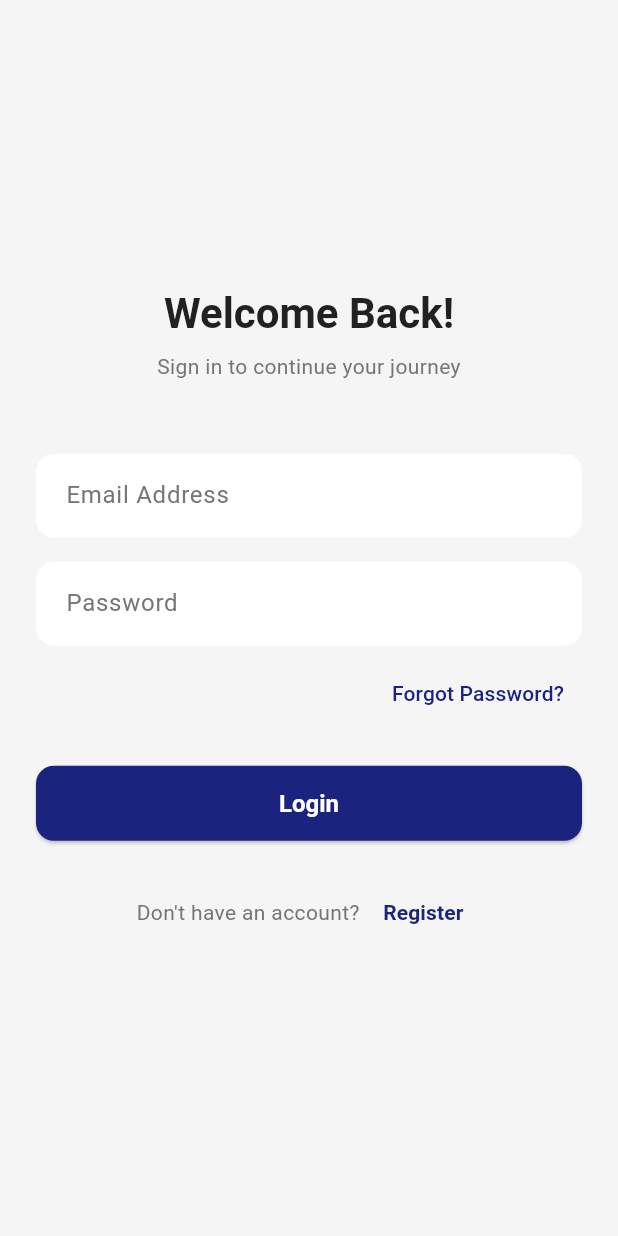
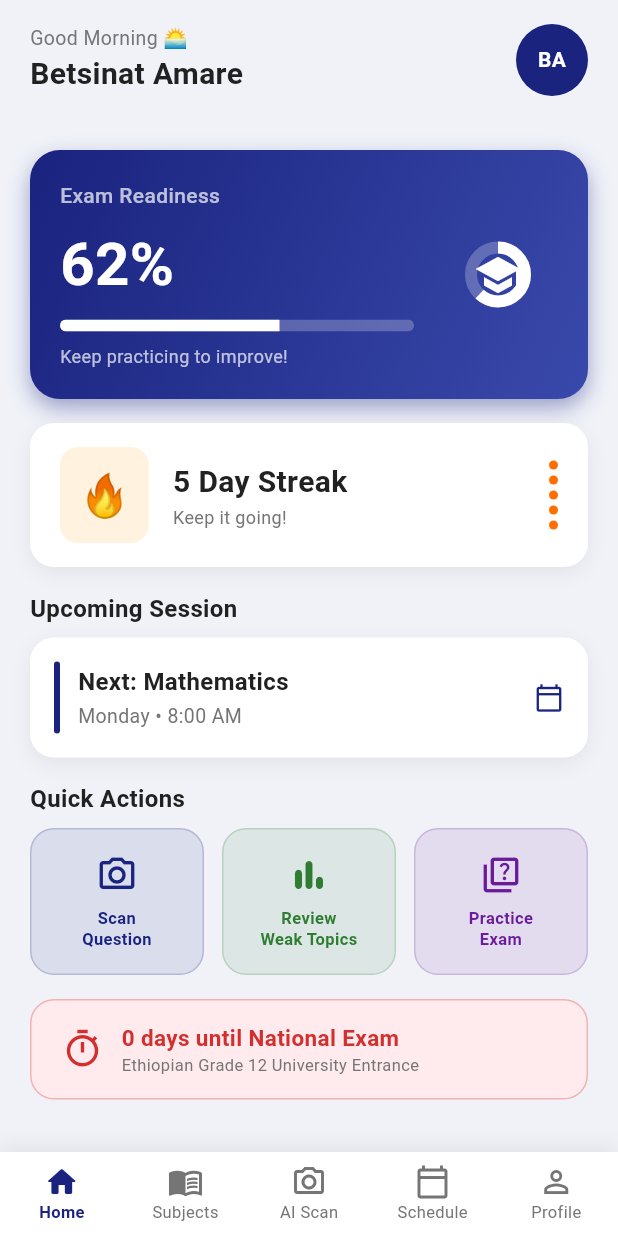
Before and after one commit to betsinat-amare/Ethio-Exam-AI, a Flutter app: the screen it shows after launch, after a tap on "Login", on a phone screen of 412 x 824 dp. Run offline on Flutter 3.47's test engine with Material 3 defaults, Android fonts, the phone set to English and light mode, and no system bars.

Commit message:
feat: Add Dashboard with bottom nav, schedule provider, exam readiness, daily streak, countdown

```diff
--- /dev/null
+++ b/ethio_exam_ai_frontend/lib/core/providers/schedule_provider.dart
@@ -0,0 +1,62 @@
+import 'package:flutter/material.dart';
+
+class ScheduleEntry {
+  final String subject;
+  final TimeOfDay time;
+  final String day;
+  final Color color;
+
+  ScheduleEntry({
+    required this.subject,
+    required this.time,
+    required this.day,
+    required this.color,
+  });
+
+  String get formattedTime {
+    final hour = time.hour > 12 ? time.hour - 12 : time.hour == 0 ? 12 : time.hour;
+    final minute = time.minute.toString().padLeft(2, '0');
+    final period = time.hour >= 12 ? 'PM' : 'AM';
+    return '$hour:$minute $period';
+  }
+}
+
+class ScheduleProvider extends ChangeNotifier {
+  final List<ScheduleEntry> _entries = [
+    ScheduleEntry(
+      subject: 'Mathematics',
+      time: const TimeOfDay(hour: 8, minute: 0),
+      day: 'Monday',
+      color: const Color(0xFF1A237E),
+    ),
+    ScheduleEntry(
+      subject: 'Physics',
+      time: const TimeOfDay(hour: 10, minute: 30),
+      day: 'Tuesday',
+      color: const Color(0xFF2E7D32),
+    ),
+    ScheduleEntry(
+      subject: 'Biology',
+      time: const TimeOfDay(hour: 14, minute: 0),
+      day: 'Wednesday',
+      color: const Color(0xFF6A1B9A),
+    ),
+  ];
+
+  List<ScheduleEntry> get entries => List.unmodifiable(_entries);
+
+  ScheduleEntry? get nextEntry {
+    if (_entries.isEmpty) return null;
+    return _entries.first;
+  }
+
+  void addEntry(ScheduleEntry entry) {
+    _entries.add(entry);
+    notifyListeners();
+  }
+
+  void removeEntry(int index) {
+    _entries.removeAt(index);
+    notifyListeners();
+  }
+}
--- a/ethio_exam_ai_frontend/lib/features/auth/presentation/pages/login_screen.dart
+++ b/ethio_exam_ai_frontend/lib/features/auth/presentation/pages/login_screen.dart
@@ -63,7 +63,9 @@ class _LoginScreenState extends State<LoginScreen> {
               ),
               const SizedBox(height: 24),
               ElevatedButton(
-                onPressed: () {},
+                onPressed: () {
+                  Navigator.pushReplacementNamed(context, '/home');
+                },
                 child: const Text('Login'),
               ),
               const SizedBox(height: 24),
--- /dev/null
+++ b/ethio_exam_ai_frontend/lib/features/dashboard/presentation/pages/dashboard_screen.dart
@@ -0,0 +1,192 @@
+import 'package:flutter/material.dart';
+import '../../../../core/theme/app_colors.dart';
+import '../widgets/dashboard_widgets.dart';
+
+class DashboardScreen extends StatelessWidget {
+  const DashboardScreen({super.key});
+
+  @override
+  Widget build(BuildContext context) {
+    return Scaffold(
+      backgroundColor: const Color(0xFFF0F2F8),
+      body: SafeArea(
+        child: CustomScrollView(
+          slivers: [
+            _buildAppBar(context),
+            SliverPadding(
+              padding: const EdgeInsets.symmetric(horizontal: 20),
+              sliver: SliverList(
+                delegate: SliverChildListDelegate([
+                  const SizedBox(height: 20),
+                  const ExamReadinessWidget(progress: 0.62),
+                  const SizedBox(height: 16),
+                  const DailyStreakCard(streak: 5),
+                  const SizedBox(height: 16),
+                  _buildSectionTitle('Upcoming Session'),
+                  const SizedBox(height: 8),
+                  const UpcomingScheduleCard(),
+                  const SizedBox(height: 16),
+                  _buildSectionTitle('Quick Actions'),
+                  const SizedBox(height: 8),
+                  _buildQuickActions(context),
+                  const SizedBox(height: 16),
+                  const ExamCountdownCard(),
+                  const SizedBox(height: 24),
+                ]),
+              ),
+            ),
+          ],
+        ),
+      ),
+    );
+  }
+
+  Widget _buildAppBar(BuildContext context) {
+    return SliverAppBar(
+      floating: true,
+      backgroundColor: const Color(0xFFF0F2F8),
+      elevation: 0,
+      expandedHeight: 80,
+      flexibleSpace: FlexibleSpaceBar(
+        background: Padding(
+          padding: const EdgeInsets.symmetric(horizontal: 20, vertical: 12),
+          child: Row(
+            children: [
+              Column(
+                mainAxisAlignment: MainAxisAlignment.center,
+                crossAxisAlignment: CrossAxisAlignment.start,
+                children: [
+                  Text(
+                    _greeting(),
+                    style: const TextStyle(
+                      color: AppColors.textSecondary,
+                      fontSize: 13,
+                    ),
+                  ),
+                  const Text(
+                    'Betsinat Amare',
+                    style: TextStyle(
+                      color: AppColors.textPrimary,
+                      fontSize: 20,
+                      fontWeight: FontWeight.bold,
+                    ),
+                  ),
+                ],
+              ),
+              const Spacer(),
+              CircleAvatar(
+                radius: 24,
+                backgroundColor: AppColors.academicBlue,
+                child: const Text(
+                  'BA',
+                  style: TextStyle(
+                    color: Colors.white,
+                    fontWeight: FontWeight.bold,
+                    fontSize: 14,
+                  ),
+                ),
+              ),
+            ],
+          ),
+        ),
+      ),
+    );
+  }
+
+  Widget _buildSectionTitle(String title) {
+    return Text(
+      title,
+      style: const TextStyle(
+        fontSize: 16,
+        fontWeight: FontWeight.bold,
+        color: AppColors.textPrimary,
+      ),
+    );
+  }
+
+  Widget _buildQuickActions(BuildContext context) {
+    return Row(
+      children: [
+        Expanded(
+          child: _QuickActionButton(
+            icon: Icons.camera_alt_outlined,
+            label: 'Scan\nQuestion',
+            color: AppColors.academicBlue,
+            onTap: () {},
+          ),
+        ),
+        const SizedBox(width: 12),
+        Expanded(
+          child: _QuickActionButton(
+            icon: Icons.bar_chart_rounded,
+            label: 'Review\nWeak Topics',
+            color: AppColors.growthGreen,
+            onTap: () {},
+          ),
+        ),
+        const SizedBox(width: 12),
+        Expanded(
+          child: _QuickActionButton(
+            icon: Icons.quiz_outlined,
+            label: 'Practice\nExam',
+            color: const Color(0xFF6A1B9A),
+            onTap: () {},
+          ),
+        ),
+      ],
+    );
+  }
+
+  String _greeting() {
+    final hour = DateTime.now().hour;
+    if (hour < 12) return 'Good Morning 🌅';
+    if (hour < 17) return 'Good Afternoon ☀️';
+    return 'Good Evening 🌙';
+  }
+}
+
+class _QuickActionButton extends StatelessWidget {
+  final IconData icon;
+  final String label;
+  final Color color;
+  final VoidCallback onTap;
+
+  const _QuickActionButton({
+    required this.icon,
+    required this.label,
+    required this.color,
+    required this.onTap,
+  });
+
+  @override
+  Widget build(BuildContext context) {
+    return GestureDetector(
+      onTap: onTap,
+      child: Container(
+        padding: const EdgeInsets.symmetric(vertical: 16),
+        decoration: BoxDecoration(
+          color: color.withOpacity(0.1),
+          borderRadius: BorderRadius.circular(16),
+          border: Border.all(color: color.withOpacity(0.2)),
+        ),
+        child: Column(
+          mainAxisAlignment: MainAxisAlignment.center,
+          children: [
+            Icon(icon, color: color, size: 28),
+            const SizedBox(height: 8),
+            Text(
+              label,
+              textAlign: TextAlign.center,
+              style: TextStyle(
+                fontSize: 11,
+                fontWeight: FontWeight.bold,
+                color: color,
+                height: 1.3,
+              ),
+            ),
+          ],
+        ),
+      ),
+    );
+  }
+}
--- /dev/null
+++ b/ethio_exam_ai_frontend/lib/features/dashboard/presentation/widgets/dashboard_widgets.dart
@@ -0,0 +1,290 @@
+import 'package:flutter/material.dart';
+import '../../../../core/theme/app_colors.dart';
+import '../../../../core/providers/schedule_provider.dart';
+import 'package:provider/provider.dart';
+
+class ExamReadinessWidget extends StatelessWidget {
+  final double progress;
+  const ExamReadinessWidget({super.key, required this.progress});
+
+  @override
+  Widget build(BuildContext context) {
+    return Container(
+      padding: const EdgeInsets.all(20),
+      decoration: BoxDecoration(
+        gradient: const LinearGradient(
+          colors: [AppColors.academicBlue, Color(0xFF3949AB)],
+          begin: Alignment.topLeft,
+          end: Alignment.bottomRight,
+        ),
+        borderRadius: BorderRadius.circular(20),
+        boxShadow: [
+          BoxShadow(
+            color: AppColors.academicBlue.withOpacity(0.4),
+            blurRadius: 12,
+            offset: const Offset(0, 6),
+          )
+        ],
+      ),
+      child: Row(
+        children: [
+          Expanded(
+            child: Column(
+              crossAxisAlignment: CrossAxisAlignment.start,
+              children: [
+                const Text(
+                  'Exam Readiness',
+                  style: TextStyle(
+                    color: Colors.white70,
+                    fontSize: 14,
+                    fontWeight: FontWeight.w500,
+                  ),
+                ),
+                const SizedBox(height: 8),
+                Text(
+                  '${(progress * 100).toInt()}%',
+                  style: const TextStyle(
+                    color: Colors.white,
+                    fontSize: 40,
+                    fontWeight: FontWeight.bold,
+                  ),
+                ),
+                const SizedBox(height: 8),
+                ClipRRect(
+                  borderRadius: BorderRadius.circular(8),
+                  child: LinearProgressIndicator(
+                    value: progress,
+                    backgroundColor: Colors.white24,
+                    valueColor: const AlwaysStoppedAnimation<Color>(Colors.white),
+                    minHeight: 8,
+                  ),
+                ),
+                const SizedBox(height: 8),
+                const Text(
+                  'Keep practicing to improve!',
+                  style: TextStyle(color: Colors.white70, fontSize: 12),
+                ),
+              ],
+            ),
+          ),
+          const SizedBox(width: 16),
+          SizedBox(
+            width: 80,
+            height: 80,
+            child: Stack(
+              alignment: Alignment.center,
+              children: [
+                CircularProgressIndicator(
+                  value: progress,
+                  backgroundColor: Colors.white24,
+                  valueColor: const AlwaysStoppedAnimation<Color>(Colors.white),
+                  strokeWidth: 8,
+                ),
+                const Icon(Icons.school, color: Colors.white, size: 32),
+              ],
+            ),
+          ),
+        ],
+      ),
+    );
+  }
+}
+
+class DailyStreakCard extends StatelessWidget {
+  final int streak;
+  const DailyStreakCard({super.key, required this.streak});
+
+  @override
+  Widget build(BuildContext context) {
+    return Container(
+      padding: const EdgeInsets.symmetric(horizontal: 20, vertical: 16),
+      decoration: BoxDecoration(
+        color: Colors.white,
+        borderRadius: BorderRadius.circular(16),
+        boxShadow: [
+          BoxShadow(
+            color: Colors.black.withOpacity(0.06),
+            blurRadius: 10,
+            offset: const Offset(0, 4),
+          ),
+        ],
+      ),
+      child: Row(
+        children: [
+          Container(
+            padding: const EdgeInsets.all(12),
+            decoration: BoxDecoration(
+              color: const Color(0xFFFFF3E0),
+              borderRadius: BorderRadius.circular(12),
+            ),
+            child: const Text('🔥', style: TextStyle(fontSize: 28)),
+          ),
+          const SizedBox(width: 16),
+          Column(
+            crossAxisAlignment: CrossAxisAlignment.start,
+            children: [
+              Text(
+                '$streak Day Streak',
+                style: const TextStyle(
+                  fontSize: 20,
+                  fontWeight: FontWeight.bold,
+                  color: AppColors.textPrimary,
+                ),
+              ),
+              const Text(
+                'Keep it going!',
+                style: TextStyle(fontSize: 12, color: AppColors.textSecondary),
+              ),
+            ],
+          ),
+          const Spacer(),
+          Column(
+            children: List.generate(
+              5,
+              (i) => Container(
+                margin: const EdgeInsets.symmetric(vertical: 2),
+                height: 6,
+                width: 6,
+                decoration: BoxDecoration(
+                  shape: BoxShape.circle,
+                  color: i < streak.clamp(0, 5)
+                      ? const Color(0xFFFF6F00)
+                      : Colors.grey.shade200,
+                ),
+              ),
+            ),
+          ),
+        ],
+      ),
+    );
+  }
+}
+
+class UpcomingScheduleCard extends StatelessWidget {
+  const UpcomingScheduleCard({super.key});
+
+  @override
+  Widget build(BuildContext context) {
+    final scheduleProvider = context.watch<ScheduleProvider>();
+    final next = scheduleProvider.nextEntry;
+
+    return Container(
+      padding: const EdgeInsets.all(16),
+      decoration: BoxDecoration(
+        color: Colors.white,
+        borderRadius: BorderRadius.circular(16),
+        boxShadow: [
+          BoxShadow(
+            color: Colors.black.withOpacity(0.06),
+            blurRadius: 10,
+            offset: const Offset(0, 4),
+          ),
+        ],
+      ),
+      child: next == null
+          ? const Center(
+              child: Text(
+                'No schedule set. Go to Schedule tab!',
+                style: TextStyle(color: AppColors.textSecondary),
+              ),
+            )
+          : Row(
+              children: [
+                Container(
+                  width: 4,
+                  height: 48,
+                  decoration: BoxDecoration(
+                    color: next.color,
+                    borderRadius: BorderRadius.circular(4),
+                  ),
+                ),
+                const SizedBox(width: 12),
+                Expanded(
+                  child: Column(
+                    crossAxisAlignment: CrossAxisAlignment.start,
+                    children: [
+                      Text(
+                        'Next: ${next.subject}',
+                        style: const TextStyle(
+                          fontWeight: FontWeight.bold,
+                          fontSize: 16,
+                          color: AppColors.textPrimary,
+                        ),
+                      ),
+                      const SizedBox(height: 2),
+                      Text(
+                        '${next.day} • ${next.formattedTime}',
+                        style: const TextStyle(
+                          fontSize: 13,
+                          color: AppColors.textSecondary,
+                        ),
+                      ),
+                    ],
+                  ),
+                ),
+                const Icon(Icons.calendar_today_outlined,
+                    color: AppColors.academicBlue, size: 20),
+              ],
+            ),
+    );
+  }
+}
+
+class ExamCountdownCard extends StatelessWidget {
+  const ExamCountdownCard({super.key});
+
+  @override
+  Widget build(BuildContext context) {
+    final examDate = DateTime(2025, 7, 7);
+    final now = DateTime.now();
+    final diff = examDate.difference(now);
+    final days = diff.inDays.clamp(0, 9999);
+
+    return Container(
+      padding: const EdgeInsets.symmetric(horizontal: 20, vertical: 14),
+      decoration: BoxDecoration(
+        color: days < 30
+            ? const Color(0xFFFFEBEE)
+            : const Color(0xFFE8F5E9),
+        borderRadius: BorderRadius.circular(16),
+        border: Border.all(
+          color: days < 30
+              ? AppColors.error.withOpacity(0.3)
+              : AppColors.growthGreen.withOpacity(0.3),
+        ),
+      ),
+      child: Row(
+        children: [
+          Icon(
+            days < 30 ? Icons.timer_outlined : Icons.emoji_events_outlined,
+            color: days < 30 ? AppColors.error : AppColors.growthGreen,
+            size: 28,
+          ),
+          const SizedBox(width: 12),
+          Expanded(
+            child: Column(
+              crossAxisAlignment: CrossAxisAlignment.start,
+              children: [
+                Text(
+                  '$days days until National Exam',
+                  style: TextStyle(
+                    fontWeight: FontWeight.bold,
+                    fontSize: 15,
+                    color: days < 30 ? AppColors.error : AppColors.growthGreen,
+                  ),
+                ),
+                const Text(
+                  'Ethiopian Grade 12 University Entrance',
+                  style: TextStyle(
+                    fontSize: 11,
+                    color: AppColors.textSecondary,
+                  ),
+                ),
+              ],
+            ),
+          ),
+        ],
+      ),
+    );
+  }
+}
--- a/ethio_exam_ai_frontend/lib/main.dart
+++ b/ethio_exam_ai_frontend/lib/main.dart
@@ -1,9 +1,17 @@
 import 'package:flutter/material.dart';
+import 'package:provider/provider.dart';
 import 'core/theme/app_theme.dart';
+import 'core/providers/schedule_provider.dart';
 import 'features/auth/presentation/pages/login_screen.dart';
+import 'shared/widgets/main_shell.dart';
 
 void main() {
-  runApp(const EthioExamAI());
+  runApp(
+    ChangeNotifierProvider(
+      create: (_) => ScheduleProvider(),
+      child: const EthioExamAI(),
+    ),
+  );
 }
 
 class EthioExamAI extends StatelessWidget {
@@ -15,7 +23,11 @@ class EthioExamAI extends StatelessWidget {
       title: 'Ethio-Exam AI',
       debugShowCheckedModeBanner: false,
       theme: AppTheme.lightTheme,
-      home: const LoginScreen(),
+      initialRoute: '/login',
+      routes: {
+        '/login': (_) => const LoginScreen(),
+        '/home': (_) => const MainShell(),
+      },
     );
   }
 }
--- /dev/null
+++ b/ethio_exam_ai_frontend/lib/shared/widgets/main_shell.dart
@@ -0,0 +1,112 @@
+import 'package:flutter/material.dart';
+import '../../core/theme/app_colors.dart';
+import '../../features/dashboard/presentation/pages/dashboard_screen.dart';
+
+class PlaceholderPage extends StatelessWidget {
+  final String title;
+  final IconData icon;
+  const PlaceholderPage({super.key, required this.title, required this.icon});
+
+  @override
+  Widget build(BuildContext context) {
+    return Scaffold(
+      appBar: AppBar(title: Text(title)),
+      body: Center(
+        child: Column(
+          mainAxisAlignment: MainAxisAlignment.center,
+          children: [
+            Icon(icon, size: 64, color: AppColors.academicBlue.withOpacity(0.3)),
+            const SizedBox(height: 16),
+            Text(
+              '$title — Coming Soon',
+              style: const TextStyle(
+                fontSize: 16,
+                color: AppColors.textSecondary,
+              ),
+            ),
+          ],
+        ),
+      ),
+    );
+  }
+}
+
+class MainShell extends StatefulWidget {
+  const MainShell({super.key});
+
+  @override
+  State<MainShell> createState() => _MainShellState();
+}
+
+class _MainShellState extends State<MainShell> {
+  int _currentIndex = 0;
+
+  final List<Widget> _pages = const [
+    DashboardScreen(),
+    PlaceholderPage(title: 'Subjects', icon: Icons.menu_book_outlined),
+    PlaceholderPage(title: 'AI Scan', icon: Icons.camera_alt_outlined),
+    PlaceholderPage(title: 'Schedule', icon: Icons.calendar_today_outlined),
+    PlaceholderPage(title: 'Profile', icon: Icons.person_outlined),
+  ];
+
+  @override
+  Widget build(BuildContext context) {
+    return Scaffold(
+      body: IndexedStack(
+        index: _currentIndex,
+        children: _pages,
+      ),
+      bottomNavigationBar: Container(
+        decoration: BoxDecoration(
+          color: Colors.white,
+          boxShadow: [
+            BoxShadow(
+              color: Colors.black.withOpacity(0.08),
+              blurRadius: 12,
+              offset: const Offset(0, -3),
+            ),
+          ],
+        ),
+        child: BottomNavigationBar(
+          currentIndex: _currentIndex,
+          onTap: (index) => setState(() => _currentIndex = index),
+          type: BottomNavigationBarType.fixed,
+          backgroundColor: Colors.white,
+          selectedItemColor: AppColors.academicBlue,
+          unselectedItemColor: AppColors.textSecondary,
+          selectedFontSize: 11,
+          unselectedFontSize: 11,
+          selectedLabelStyle: const TextStyle(fontWeight: FontWeight.bold),
+          elevation: 0,
+          items: const [
+            BottomNavigationBarItem(
+              icon: Icon(Icons.home_outlined),
+              activeIcon: Icon(Icons.home_rounded),
+              label: 'Home',
+            ),
+            BottomNavigationBarItem(
+              icon: Icon(Icons.menu_book_outlined),
+              activeIcon: Icon(Icons.menu_book),
+              label: 'Subjects',
+            ),
+            BottomNavigationBarItem(
+              icon: Icon(Icons.camera_alt_outlined),
+              activeIcon: Icon(Icons.camera_alt),
+              label: 'AI Scan',
+            ),
+            BottomNavigationBarItem(
+              icon: Icon(Icons.calendar_today_outlined),
+              activeIcon: Icon(Icons.calendar_today),
+              label: 'Schedule',
+            ),
+            BottomNavigationBarItem(
+              icon: Icon(Icons.person_outline),
+              activeIcon: Icon(Icons.person),
+              label: 'Profile',
+            ),
+          ],
+        ),
+      ),
+    );
+  }
+}
--- a/ethio_exam_ai_frontend/pubspec.yaml
+++ b/ethio_exam_ai_frontend/pubspec.yaml
@@ -34,6 +34,7 @@ dependencies:
   # The following adds the Cupertino Icons font to your application.
   # Use with the CupertinoIcons class for iOS style icons.
   cupertino_icons: ^1.0.8
+  provider: ^6.1.5+1
 
 dev_dependencies:
   flutter_test:
```
Also changed, not shown: ethio_exam_ai_frontend/pubspec.lock, 2 other files.
